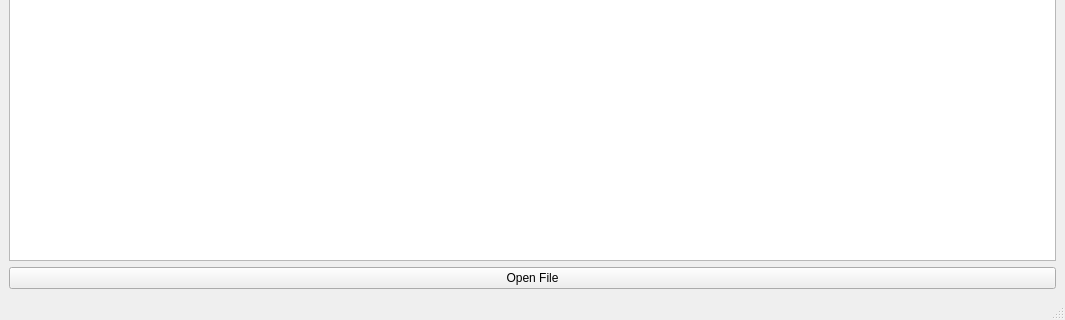
Before: the Qt Designer form mainwindow.ui in Kioma-dt/Date, drawn with Qt 5; both pictures show x 0 to 1065 and y 280 to 600 of the 1065 by 600 pixel window.
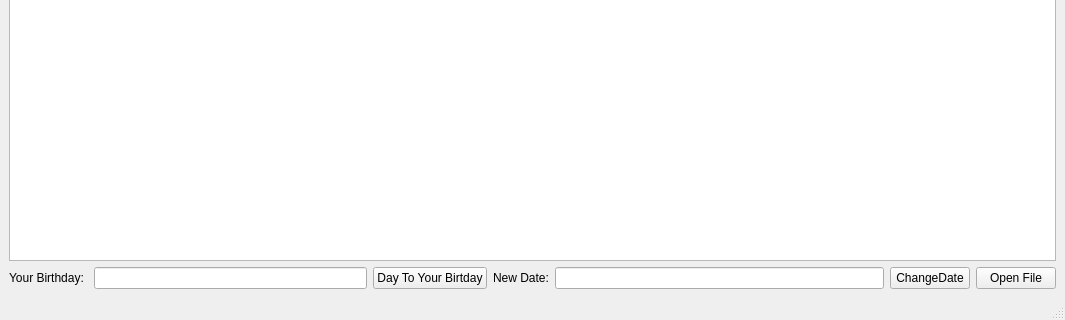
After: the same form once the commit is applied.

Diff of the .ui file:
```diff
--- a/mainwindow.ui
+++ b/mainwindow.ui
@@ -14,16 +14,68 @@
    <string>MainWindow</string>
   </property>
   <widget class="QWidget" name="centralwidget">
-   <layout class="QVBoxLayout" name="verticalLayout">
-    <item>
+   <layout class="QGridLayout" name="gridLayout">
+    <item row="0" column="0">
      <widget class="QTableWidget" name="table"/>
     </item>
-    <item>
-     <widget class="QPushButton" name="buttonOpenFile">
-      <property name="text">
-       <string>Open File</string>
-      </property>
-     </widget>
+    <item row="1" column="0">
+     <layout class="QHBoxLayout" name="horizontalLayout">
+      <item>
+       <layout class="QHBoxLayout" name="horizontalLayout_3">
+        <item>
+         <widget class="QLabel" name="label">
+          <property name="text">
+           <string>Your Birthday: </string>
+          </property>
+         </widget>
+        </item>
+        <item>
+         <widget class="QLineEdit" name="lineBirthday"/>
+        </item>
+        <item>
+         <widget class="QPushButton" name="buttonBirthday">
+          <property name="text">
+           <string>Day To Your Birtday</string>
+          </property>
+         </widget>
+        </item>
+       </layout>
+      </item>
+      <item>
+       <layout class="QHBoxLayout" name="horizontalLayout_2">
+        <item>
+         <widget class="QLabel" name="label_2">
+          <property name="sizePolicy">
+           <sizepolicy hsizetype="Preferred" vsizetype="Preferred">
+            <horstretch>0</horstretch>
+            <verstretch>0</verstretch>
+           </sizepolicy>
+          </property>
+          <property name="text">
+           <string>New Date:</string>
+          </property>
+         </widget>
+        </item>
+        <item>
+         <widget class="QLineEdit" name="lineNewDate"/>
+        </item>
+        <item>
+         <widget class="QPushButton" name="buttonChangeDate">
+          <property name="text">
+           <string>ChangeDate</string>
+          </property>
+         </widget>
+        </item>
+       </layout>
+      </item>
+      <item>
+       <widget class="QPushButton" name="buttonOpenFile">
+        <property name="text">
+         <string>Open File</string>
+        </property>
+       </widget>
+      </item>
+     </layout>
     </item>
    </layout>
   </widget>
```
